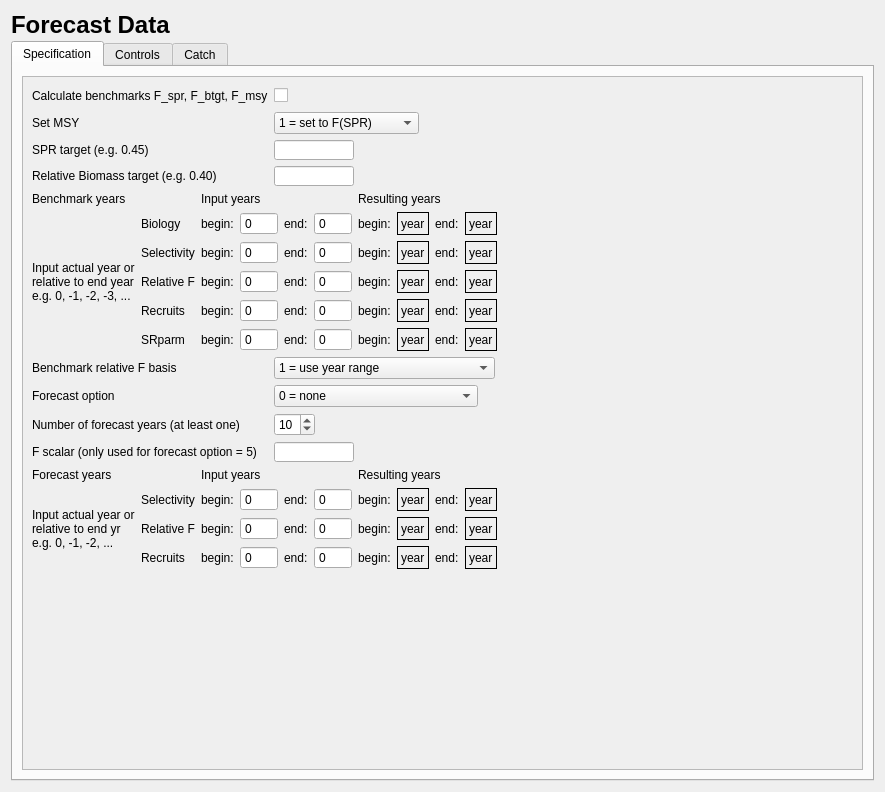
Old version of the form src/forecast_widget.ui in the repository nmfs-ost/ss3-ssi.
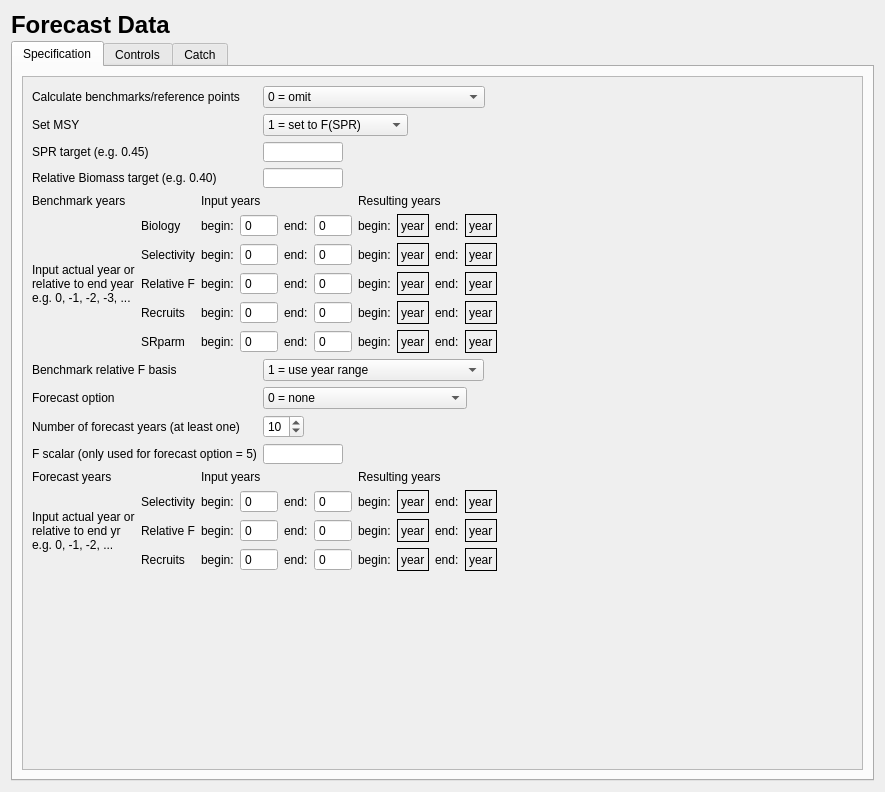
New version of the form. Icons and pictures are not drawn.

Commit message:
v3.3.11.1 Fixed Forecast benchmarks/reference pts to be a list.
Added Abort to data check dialog
Added some error checking to data file read

Patch:
```diff
--- a/src/forecast_widget.ui
+++ b/src/forecast_widget.ui
@@ -633,7 +633,7 @@
                 <string>Turn benchmarks on or off</string>
                </property>
                <property name="text">
-                <string>Calculate benchmarks F_spr, F_btgt, F_msy</string>
+                <string>Calculate benchmarks/reference points</string>
                </property>
               </widget>
              </item>
@@ -664,30 +664,6 @@
                </item>
               </layout>
              </item>
-             <item row="0" column="2">
-              <layout class="QHBoxLayout" name="horizontalLayout_benchmarks">
-               <item>
-                <widget class="QCheckBox" name="checkBox_benchmarks">
-                 <property name="text">
-                  <string/>
-                 </property>
-                </widget>
-               </item>
-               <item>
-                <spacer name="horizontalSpacer_2">
-                 <property name="orientation">
-                  <enum>Qt::Horizontal</enum>
-                 </property>
-                 <property name="sizeHint" stdset="0">
-                  <size>
-                   <width>40</width>
-                   <height>20</height>
-                  </size>
-                 </property>
-                </spacer>
-               </item>
-              </layout>
-             </item>
              <item row="1" column="2" colspan="2">
               <layout class="QHBoxLayout" name="horizontalLayout_MSY_options">
                <item>
@@ -1255,6 +1231,42 @@
                </property>
               </widget>
              </item>
+             <item row="0" column="2" colspan="2">
+              <layout class="QHBoxLayout" name="horizontalLayout_benchmarks">
+               <item>
+                <widget class="QComboBox" name="comboBox_benchmarks">
+                 <item>
+                  <property name="text">
+                   <string>0 = omit</string>
+                  </property>
+                 </item>
+                 <item>
+                  <property name="text">
+                   <string>1 = calc Fspr, Fbtarget, Fmsy</string>
+                  </property>
+                 </item>
+                 <item>
+                  <property name="text">
+                   <string>2 = calc Fspr, Fbtarget, Fmsy, F0.10</string>
+                  </property>
+                 </item>
+                </widget>
+               </item>
+               <item>
+                <spacer name="horizontalSpacer_benchmarks">
+                 <property name="orientation">
+                  <enum>Qt::Horizontal</enum>
+                 </property>
+                 <property name="sizeHint" stdset="0">
+                  <size>
+                   <width>40</width>
+                   <height>20</height>
+                  </size>
+                 </property>
+                </spacer>
+               </item>
+              </layout>
+             </item>
             </layout>
            </item>
           </layout>
```
The commit also changes 11 other files.
